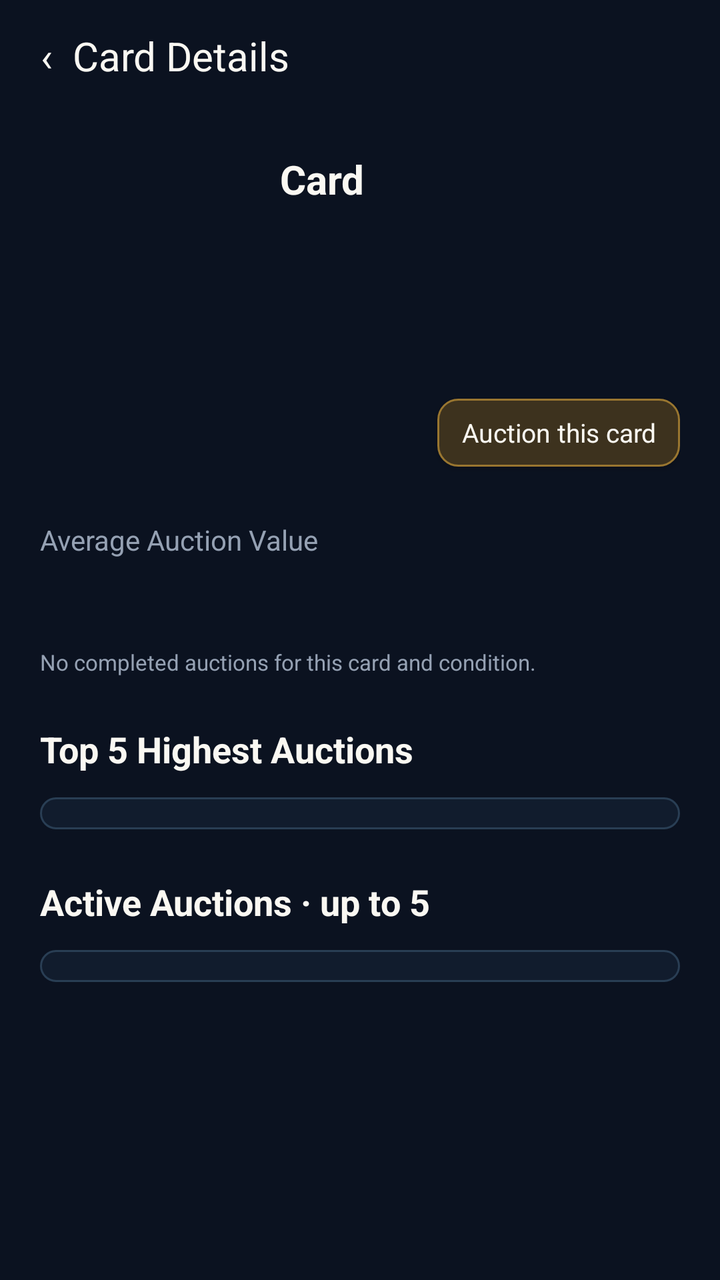
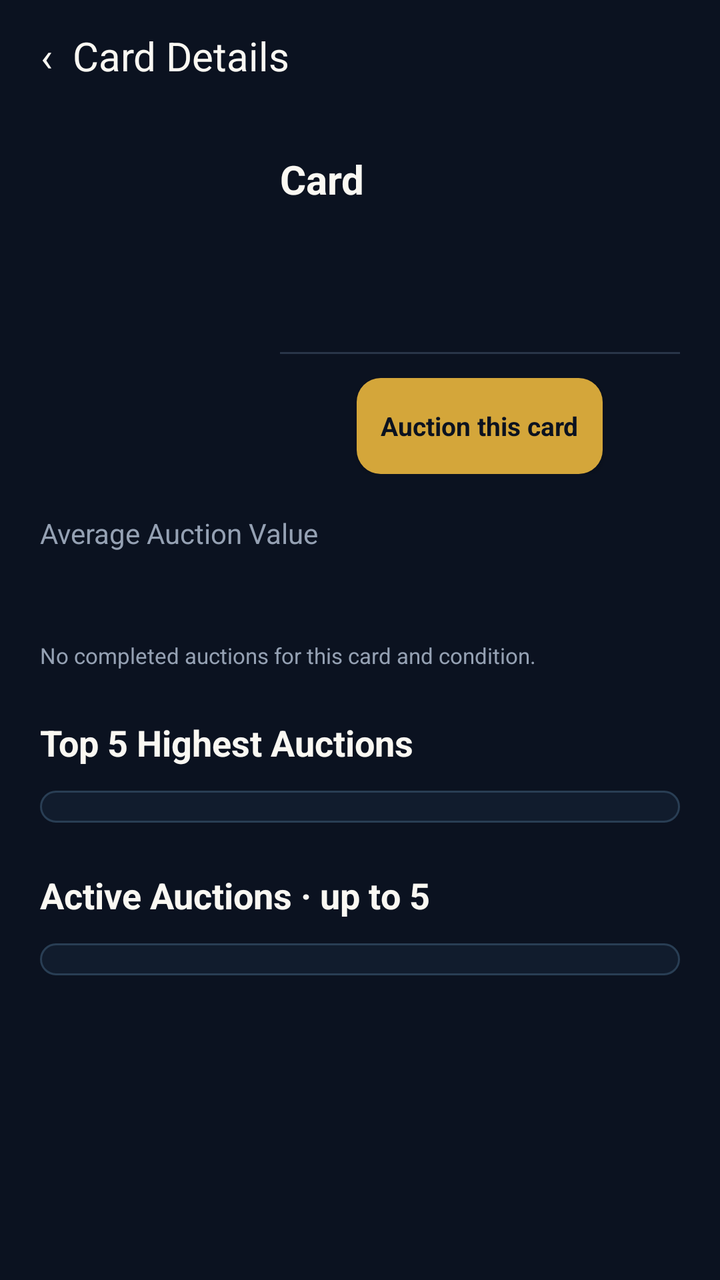

Screens rendered from an Android XML layout before and after an edit, with the pre-edit source and the edit as a unified diff.
<!-- AndroidManifest.xml: application theme Theme.Deckbid -->
<!-- res/layout/activity_card_details.xml -->
<?xml version="1.0" encoding="utf-8"?>
<LinearLayout xmlns:android="http://schemas.android.com/apk/res/android"
    android:layout_width="match_parent"
    android:layout_height="match_parent"
    android:orientation="vertical"
    android:background="#0B1220"
    android:fitsSystemWindows="true">
    <Button
        android:id="@+id/back_button"
        android:layout_width="wrap_content"
        android:layout_height="56dp"
        android:background="@android:color/transparent"
        android:text="‹  Card Details"
        android:textAllCaps="false"
        android:textSize="20sp"
        android:textColor="#FAF8F2"
        android:paddingStart="20dp"
        android:paddingEnd="20dp"/>
    <ScrollView
        android:layout_width="match_parent"
        android:layout_height="0dp"
        android:layout_weight="1">
        <LinearLayout
            android:layout_width="match_parent"
            android:layout_height="wrap_content"
            android:orientation="vertical"
            android:padding="20dp">
            <LinearLayout
                android:layout_width="match_parent"
                android:layout_height="wrap_content"
                android:orientation="horizontal">
                <ImageView
                    android:id="@+id/detail_image"
                    android:layout_width="104dp"
                    android:layout_height="156dp"
                    android:scaleType="fitCenter"/>
                <LinearLayout
                    android:layout_width="0dp"
                    android:layout_height="wrap_content"
                    android:layout_weight="1"
                    android:layout_marginStart="16dp"
                    android:orientation="vertical">
                    <TextView
                        android:id="@+id/detail_name"
                        android:layout_width="match_parent"
                        android:layout_height="wrap_content"
                        android:text="Card"
                        android:textSize="20sp"
                        android:textColor="#FAF8F2"
                        android:textStyle="bold"/>
                    <ImageView
                        android:id="@+id/detail_game_logo"
                        android:layout_width="80dp"
                        android:layout_height="30dp"
                        android:layout_marginTop="6dp"
                        android:scaleType="fitStart"/>
                    <TextView
                        android:id="@+id/detail_set"
                        android:layout_width="match_parent"
                        android:layout_height="wrap_content"
                        android:layout_marginTop="4dp"
                        android:textSize="13sp"
                        android:textColor="#BAC5D3"/>
                    <TextView
                        android:id="@+id/detail_condition"
                        android:layout_width="wrap_content"
                        android:layout_height="wrap_content"
                        android:layout_marginTop="8dp"
                        android:elevation="4dp"
                        android:textSize="13sp"/>
                    <Button
                        android:id="@+id/card_auction_button"
                        android:layout_width="wrap_content"
                        android:layout_height="wrap_content"
                        android:layout_gravity="end"
                        android:minWidth="0dp"
                        android:minHeight="48dp"
                        android:layout_marginTop="6dp"
                        android:paddingStart="12dp"
                        android:paddingEnd="12dp"
                        android:background="@drawable/card_auction_action"
                        android:backgroundTint="@null"
                        android:text="Auction this card"
                        android:textSize="13sp"
                        android:textColor="#FAF8F2"
                        android:textAllCaps="false"/>
                    <TextView
                        android:id="@+id/card_auction_status"
                        android:layout_width="wrap_content"
                        android:layout_height="wrap_content"
                        android:layout_gravity="end"
                        android:layout_marginTop="6dp"
                        android:gravity="end"
                        android:textColor="#DCC58B"
                        android:textSize="13sp"
                        android:visibility="gone"/>

                </LinearLayout>
            </LinearLayout>
            <TextView
                android:layout_width="match_parent"
                android:layout_height="wrap_content"
                android:text="Average Auction Value"
                android:textSize="14sp"
                android:textColor="#95A1B3"
                android:layout_marginTop="20dp"/>
            <LinearLayout
                android:layout_width="match_parent"
                android:layout_height="wrap_content"
                android:orientation="horizontal"
                android:gravity="center_vertical">
                <TextView
                    android:id="@+id/detail_value"
                    android:layout_width="0dp"
                    android:layout_height="wrap_content"
                    android:layout_weight="1"
                    android:textSize="30sp"
                    android:textStyle="bold"
                    android:textColor="#FAF8F2"/>
                <TextView
                    android:id="@+id/detail_change"
                    android:layout_width="wrap_content"
                    android:layout_height="wrap_content"
                    android:textSize="16sp"
                    android:textColor="#4CD6A0"/>
            </LinearLayout>
            <TextView
                android:id="@+id/detail_note"
                android:layout_width="match_parent"
                android:layout_height="wrap_content"
                android:text="No completed auctions for this card and condition."
                android:textSize="11sp"
                android:textColor="#95A1B3"
                android:layout_marginTop="4dp"/>
            <TextView
                android:layout_width="match_parent"
                android:layout_height="wrap_content"
                android:text="Top 5 Highest Auctions"
                android:textSize="18sp"
                android:textColor="#FAF8F2"
                android:textStyle="bold"
                android:layout_marginTop="24dp"
                android:layout_marginBottom="12dp"/>
            <LinearLayout
                android:id="@+id/highest_table"
                android:layout_width="match_parent"
                android:layout_height="wrap_content"
                android:orientation="vertical"
                android:padding="8dp"
                android:background="@drawable/binder_panel"/>
            <TextView
                android:layout_width="match_parent"
                android:layout_height="wrap_content"
                android:text="Active Auctions · up to 5"
                android:textSize="18sp"
                android:textColor="#FAF8F2"
                android:textStyle="bold"
                android:layout_marginTop="24dp"
                android:layout_marginBottom="12dp"/>
            <LinearLayout
                android:id="@+id/active_table"
                android:layout_width="match_parent"
                android:layout_height="wrap_content"
                android:orientation="vertical"
                android:padding="8dp"
                android:background="@drawable/binder_panel"/>
        </LinearLayout>
    </ScrollView>
</LinearLayout>
<!-- resources referenced by this layout -->
<resources>
  <!-- drawable binder_panel (drawable) -->
  <?xml version="1.0" encoding="utf-8"?>
  <shape xmlns:android="http://schemas.android.com/apk/res/android">
      <solid
          android:color="#111C2D"/>
      <corners
          android:radius="12dp"/>
      <stroke
          android:width="1dp"
          android:color="#293E54"/>
  </shape>
  <!-- drawable card_auction_action (drawable) -->
  <?xml version="1.0" encoding="utf-8"?>
  <inset xmlns:android="http://schemas.android.com/apk/res/android"
      android:insetTop="7dp"
      android:insetBottom="7dp">
      <ripple android:color="#35D4A63A">
          <item>
              <shape>
                  <solid android:color="#3D321E"/>
                  <stroke android:width="1dp" android:color="#997630"/>
                  <corners android:radius="10dp"/>
              </shape>
          </item>
      </ripple>
  </inset>
  <style name="Theme.Deckbid" parent="android:style/Theme.Material.NoActionBar">
          <item name="android:fontFamily">sans-serif</item>
          <item name="android:colorAccent">#D4A63A</item>
          <item name="android:windowBackground">#0B1220</item>
          <item name="android:statusBarColor">#0B1220</item>
          <item name="android:navigationBarColor">#0B1220</item>
          <item name="android:windowLightStatusBar">false</item>
          <item name="android:colorBackground">#0B1220</item>
          <item name="android:windowAnimationStyle">@null</item>
      </style>
</resources>

<!-- the commit's change to res/layout/activity_card_details.xml (unified diff, before → after) -->
@@ -48,50 +48,72 @@
                         android:textSize="20sp"
                         android:textColor="#FAF8F2"
                         android:textStyle="bold"/>
-                    <ImageView
-                        android:id="@+id/detail_game_logo"
-                        android:layout_width="80dp"
-                        android:layout_height="30dp"
-                        android:layout_marginTop="6dp"
-                        android:scaleType="fitStart"/>
                     <TextView
                         android:id="@+id/detail_set"
                         android:layout_width="match_parent"
                         android:layout_height="wrap_content"
-                        android:layout_marginTop="4dp"
-                        android:textSize="13sp"
+                        android:layout_marginTop="2dp"
+                        android:textSize="14sp"
                         android:textColor="#BAC5D3"/>
-                    <TextView
-                        android:id="@+id/detail_condition"
-                        android:layout_width="wrap_content"
+                    <LinearLayout
+                        android:layout_width="match_parent"
                         android:layout_height="wrap_content"
-                        android:layout_marginTop="8dp"
-                        android:elevation="4dp"
-                        android:textSize="13sp"/>
+                        android:layout_marginTop="10dp"
+                        android:orientation="horizontal"
+                        android:gravity="center_vertical"
+                        android:baselineAligned="false"
+                        android:clipToPadding="false">
+                        <ImageView
+                            android:id="@+id/detail_game_logo"
+                            android:layout_width="68dp"
+                            android:layout_height="32dp"
+                            android:scaleType="fitCenter"/>
+                        <TextView
+                            android:id="@+id/detail_condition"
+                            android:layout_width="wrap_content"
+                            android:layout_height="wrap_content"
+                            android:layout_marginStart="8dp"
+                            android:elevation="3dp"
+                            android:textSize="13sp"/>
+                    </LinearLayout>
+                    <View
+                        android:layout_width="match_parent"
+                        android:layout_height="1dp"
+                        android:layout_marginTop="10dp"
+                        android:layout_marginBottom="6dp"
+                        android:background="#293548"/>
                     <Button
                         android:id="@+id/card_auction_button"
                         android:layout_width="wrap_content"
                         android:layout_height="wrap_content"
-                        android:layout_gravity="end"
+                        android:layout_gravity="center_horizontal"
                         android:minWidth="0dp"
                         android:minHeight="48dp"
                         android:layout_marginTop="6dp"
                         android:paddingStart="12dp"
                         android:paddingEnd="12dp"
-                        android:background="@drawable/card_auction_action"
+                        android:background="@drawable/button_gold"
                         android:backgroundTint="@null"
                         android:text="Auction this card"
                         android:textSize="13sp"
-                        android:textColor="#FAF8F2"
+                        android:textStyle="bold"
+                        android:textColor="#0B1220"
                         android:textAllCaps="false"/>
                     <TextView
                         android:id="@+id/card_auction_status"
                         android:layout_width="wrap_content"
                         android:layout_height="wrap_content"
-                        android:layout_gravity="end"
-                        android:layout_marginTop="6dp"
-                        android:gravity="end"
-                        android:textColor="#DCC58B"
+                        android:layout_marginTop="2dp"
+                        android:fontFamily="sans-serif-medium"
+                        android:textColor="#EFCD77"
+                        android:textSize="14sp"
+                        android:visibility="gone"/>
+                    <TextView
+                        android:id="@+id/card_auction_clock"
+                        android:layout_width="wrap_content"
+                        android:layout_height="wrap_content"
+                        android:layout_marginTop="2dp"
+                        android:textColor="#D6DCE4"
                         android:textSize="13sp"
                         android:visibility="gone"/>
 
<!-- resource entries referenced after the edit -->
@@ -11,21 +11,12 @@
           android:width="1dp"
           android:color="#293E54"/>
   </shape>
-  <!-- drawable card_auction_action (drawable) -->
-  <?xml version="1.0" encoding="utf-8"?>
-  <inset xmlns:android="http://schemas.android.com/apk/res/android"
-      android:insetTop="7dp"
-      android:insetBottom="7dp">
-      <ripple android:color="#35D4A63A">
-          <item>
-              <shape>
-                  <solid android:color="#3D321E"/>
-                  <stroke android:width="1dp" android:color="#997630"/>
-                  <corners android:radius="10dp"/>
-              </shape>
-          </item>
-      </ripple>
-  </inset>
+  <!-- drawable button_gold (drawable) -->
+  <?xml version="1.0" ?>
+  <shape xmlns:android="http://schemas.android.com/apk/res/android" android:shape="rectangle">
+      <solid android:color="@color/gold"/>
+      <corners android:radius="12dp"/>
+  </shape>
   <style name="Theme.Deckbid" parent="android:style/Theme.Material.NoActionBar">
           <item name="android:fontFamily">sans-serif</item>
           <item name="android:colorAccent">#D4A63A</item>
@@ -36,5 +27,6 @@
           <item name="android:colorBackground">#0B1220</item>
           <item name="android:windowAnimationStyle">@null</item>
       </style>
+  <color name="gold">#D4A63A</color>
 </resources>
 
